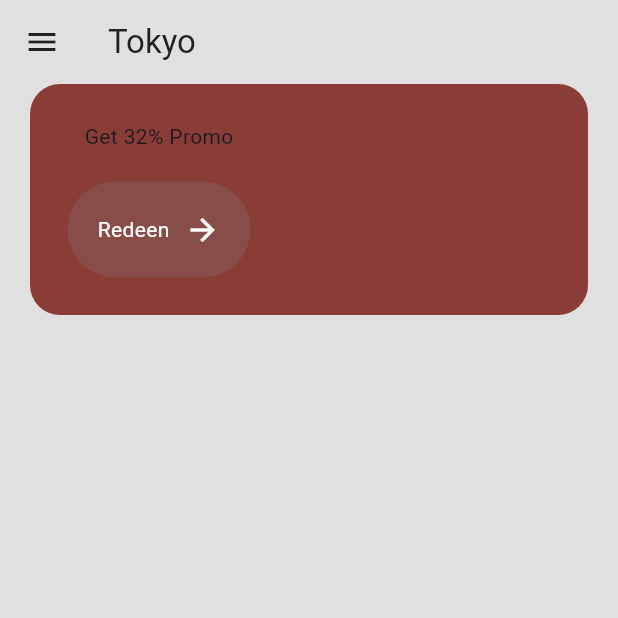
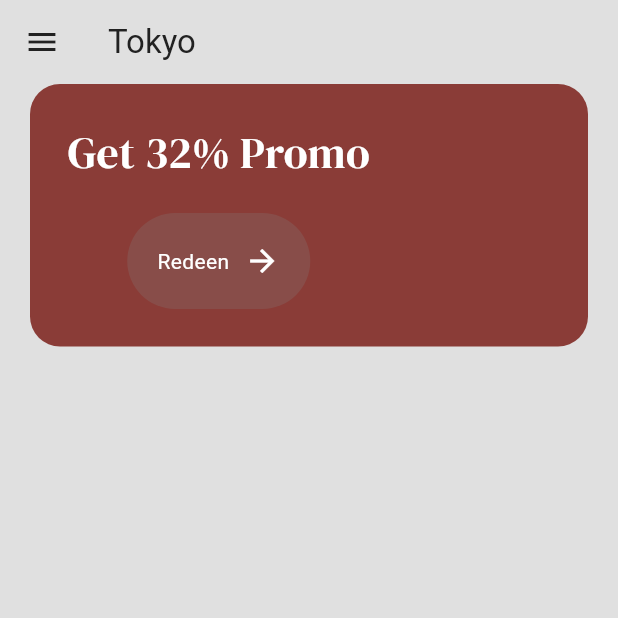
Before and after one commit to PedroH6/SushiApp, a Flutter app: the MenuPage screen opened by its route, on a phone screen of 412 x 824 dp, the top half of it. Run offline on Flutter 3.47's test engine with Material 3 defaults, Android fonts, the phone set to English and light mode, and no system bars; our stand-ins replace google_fonts.

Commit message:
add GoogloFonts no text

```diff
--- a/lib/menu_page.dart
+++ b/lib/menu_page.dart
@@ -1,4 +1,5 @@
 import 'package:flutter/material.dart';
+import 'package:google_fonts/google_fonts.dart';
 import 'package:sushi_app/components/button.dart';
 import 'theme/colors.dart';
 
@@ -35,7 +36,13 @@ class _MenuPageState extends State<MenuPage> {
                 Column(
                   children: [
                     //promo message
-                    const Text('Get 32% Promo'),
+                    Text(
+                      'Get 32% Promo',
+                      style: GoogleFonts.dmSerifDisplay(
+                        fontSize: 29,
+                        color: Colors.white,
+                      ),
+                    ),
 
                     const SizedBox(height: 20),
 
```
